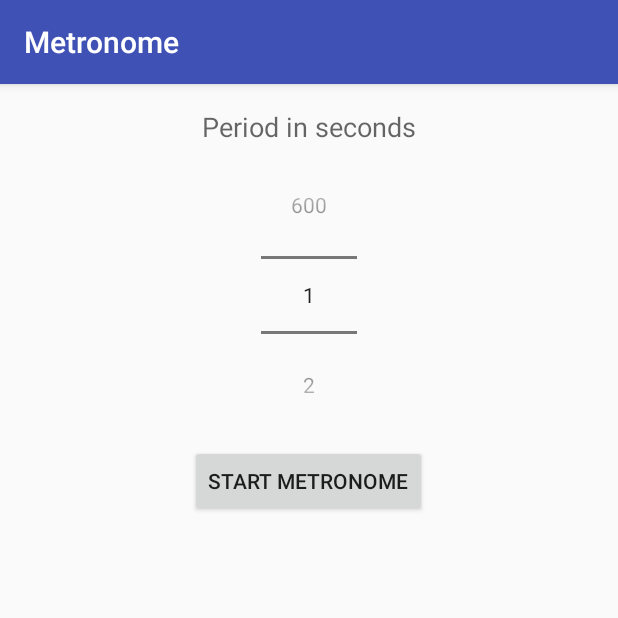
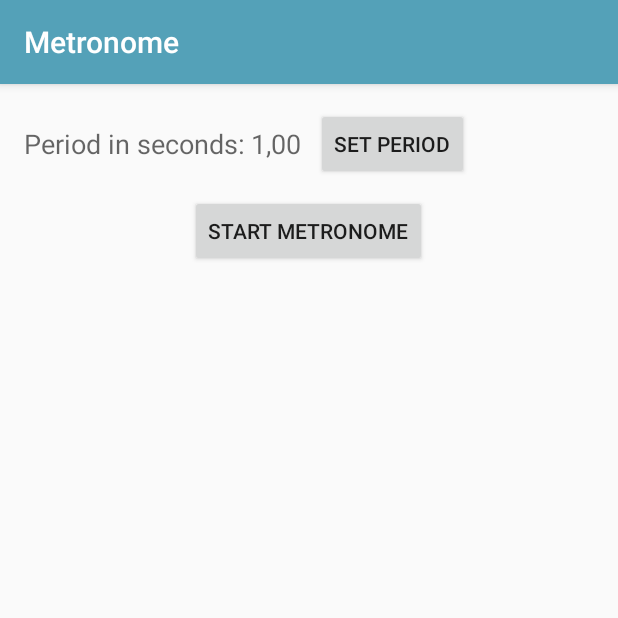
Before and after one commit to HammerPoppy/Metronome, an Android app: the screen it shows after launch (MainActivity), on a phone screen of 412 x 824 dp, the top half of it. Run offline under Robolectric (Android 15) with nearby library versions, the phone set to English and light mode, and no system bars.

Commit message:
Reformated recieving data from a user

```diff
--- a/app/build.gradle
+++ b/app/build.gradle
@@ -19,8 +19,15 @@ android {
     }
 }
 
+repositories {
+    maven {
+        url "https://jitpack.io"
+    }
+}
+
 dependencies {
     compile fileTree(dir: 'libs', include: ['*.jar'])
     testCompile 'junit:junit:4.12'
     compile 'com.android.support:appcompat-v7:23.4.0'
+    compile 'com.github.ShawnLin013:NumberPicker:v1.0.1'
 }
--- a/app/src/main/java/hammak/metronome/MainActivity.java
+++ b/app/src/main/java/hammak/metronome/MainActivity.java
@@ -1,49 +1,55 @@
 package hammak.metronome;
 
+import android.app.DialogFragment;
 import android.content.Intent;
 import android.os.Bundle;
 import android.support.v7.app.AppCompatActivity;
 import android.view.View;
 import android.widget.Button;
-import android.widget.NumberPicker;
 import android.widget.TextView;
 
-public class MainActivity extends AppCompatActivity implements View.OnClickListener {
+import hammak.metronome.SetPeriodDialog.OnCompleteListener;
 
-    TextView tvPeriod;
-    NumberPicker npPeriod;
-    Button bStartMetronome;
-    PeriodAlertDialog dfPeriodAlert;
+public class MainActivity extends AppCompatActivity implements View.OnClickListener,
+        OnCompleteListener {
 
-    int periodSec;
+    TextView tvPeriodText, tvPeriodValue;
+    Button bStartMetronome, bSetPeriod;
+    SetPeriodDialog dfPeriodAlert;
+
+    float periodSec;
 
     @Override
     protected void onCreate(Bundle savedInstanceState) {
         super.onCreate(savedInstanceState);
         setContentView(R.layout.activity_main);
 
-        tvPeriod = (TextView) findViewById(R.id.tvPeriod);
+        tvPeriodText = (TextView) findViewById(R.id.tvPeriodText);
+        tvPeriodValue = (TextView) findViewById(R.id.tvPeriodValue);
+
         bStartMetronome = (Button) findViewById(R.id.bStartMetronome);
-
-        npPeriod = (NumberPicker) findViewById(R.id.npPeriod);
-
-        //Добавлление от студии
-        assert npPeriod != null;
-
-        npPeriod.setMinValue(1);
-        npPeriod.setMaxValue(600);
-
-
-        //Добавление от студии
-        assert bStartMetronome != null;
+        bSetPeriod = (Button) findViewById(R.id.bSetPeriod);
 
         bStartMetronome.setOnClickListener(this);
+        bSetPeriod.setOnClickListener(this);
     }
+
     @Override
-    public void onClick(View view) {
-        Intent toMetronomeActivity = new Intent(this, MetronomeActivity.class);
-        periodSec = npPeriod.getValue();
-        toMetronomeActivity.putExtra("periodSec", periodSec);
-        startActivity(toMetronomeActivity);
+    public void onClick(View v) {
+        switch (v.getId()) {
+            case R.id.bStartMetronome:
+                Intent toMetronomeActivity = new Intent(this, MetronomeActivity.class);
+                toMetronomeActivity.putExtra("periodSec", periodSec);
+                startActivity(toMetronomeActivity);
+                break;
+            case R.id.bSetPeriod:
+                DialogFragment setPeriodDialog = new SetPeriodDialog();
+                setPeriodDialog.show(getFragmentManager(), setPeriodDialog.getClass().getName());
+        }
+    }
+
+    @Override
+    public void onComplete(Float periodSec) {
+        tvPeriodValue.setText(Float.toString(periodSec));
     }
 }
--- a/app/src/main/java/hammak/metronome/MetronomeActivity.java
+++ b/app/src/main/java/hammak/metronome/MetronomeActivity.java
@@ -1,9 +1,12 @@
 package hammak.metronome;
 
+import android.content.Intent;
 import android.os.Bundle;
 import android.support.v7.app.AppCompatActivity;
 
 public class MetronomeActivity extends AppCompatActivity {
+
+    int periodSec;
 
     @Override
     protected void onCreate(Bundle savedInstanceState) {
@@ -11,5 +14,8 @@ public class MetronomeActivity extends AppCompatActivity {
         setContentView(R.layout.activity_metronome);
         // TODO: 14.08.2016 New tread for sounds and delays
 
+        Intent fromMainActivity = getIntent();
+
+        periodSec = fromMainActivity.getIntExtra("periodSec", 2);
     }
 }
--- a/app/src/main/res/layout/activity_main.xml
+++ b/app/src/main/res/layout/activity_main.xml
@@ -20,27 +20,44 @@
             android:layout_width="match_parent"
             android:layout_height="wrap_content">
 
+            <LinearLayout
+                android:layout_width="match_parent"
+                android:layout_height="wrap_content"
+                android:orientation="horizontal">
                 <TextView
                     android:layout_width="wrap_content"
                     android:layout_height="wrap_content"
                     android:textAppearance="?android:attr/textAppearanceMedium"
                     android:text="@string/period"
-                android:id="@+id/tvPeriod"
-                android:layout_gravity="center_horizontal" />
+                    android:id="@+id/tvPeriodText"
+                    android:layout_gravity="center_vertical" />
 
-            <NumberPicker
+                <TextView
                     android:layout_width="wrap_content"
                     android:layout_height="wrap_content"
-                android:id="@+id/npPeriod"
-                android:layout_gravity="center_horizontal"
-                android:layout_margin="10dp" />
+                    android:textAppearance="?android:attr/textAppearanceMedium"
+                    android:text="@string/period_default_value"
+                    android:id="@+id/tvPeriodValue"
+                    android:layout_marginLeft="4dp"
+                    android:layout_gravity="center_vertical" />
+
+                <Button
+                    style="?android:attr/buttonStyleSmall"
+                    android:layout_width="wrap_content"
+                    android:layout_height="wrap_content"
+                    android:text="@string/set_period"
+                    android:id="@+id/bSetPeriod"
+                    android:layout_gravity="center_vertical"
+                    android:layout_marginLeft="10dp" />
+            </LinearLayout>
 
             <Button
                 android:layout_width="wrap_content"
                 android:layout_height="wrap_content"
                 android:text="@string/start_metronome"
                 android:id="@+id/bStartMetronome"
-                android:layout_gravity="center_horizontal" />
+                android:layout_gravity="center_horizontal"
+                android:layout_margin="10dp" />
 
         </LinearLayout>
     </ScrollView>
--- a/app/src/main/res/values/colors.xml
+++ b/app/src/main/res/values/colors.xml
@@ -1,6 +1,6 @@
 <?xml version="1.0" encoding="utf-8"?>
 <resources>
-    <color name="colorPrimary">#3F51B5</color>
-    <color name="colorPrimaryDark">#303F9F</color>
+    <color name="colorPrimary">#54A1B8</color>
+    <color name="colorPrimaryDark">#547EB8</color>
     <color name="colorAccent">#FF4081</color>
 </resources>
--- a/app/src/main/res/values/strings.xml
+++ b/app/src/main/res/values/strings.xml
@@ -1,8 +1,14 @@
 <resources>
     <string name="app_name">Metronome</string>
-    <string name="period">Period in seconds</string>
+    <string name="period">Period in seconds: </string>
     <string name="start_metronome">Start metronome</string>
     <string name="period_alert_dialog_title">Invalid period</string>
     <string name="period_alert_dialog_message">The period must be a positive number. Please, change the period.</string>
     <string name="period_alert_dialog_neutral">OK</string>
+    <string name="period_default_value">1,00</string>
+    <string name="set_period">Set period</string>
+    <string name="set_period_dialog_coma">,</string>
+    <string name="set_period_dialog_sec">sec</string>
+    <string name="cancel">Cancel</string>
+    <string name="apply">Apply</string>
 </resources>
```
Also changed, not shown: 1 other file. Lines whose indentation alone changed are shown as unchanged.
